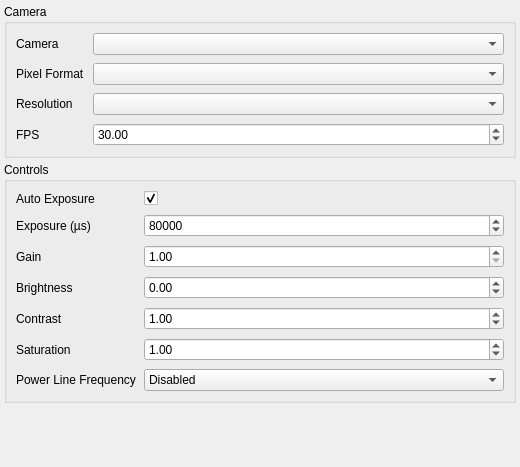
Before: the Qt Designer form modules/camera-lc/lcsettingsdialog.ui in syntalos/syntalos, drawn with Qt 5.
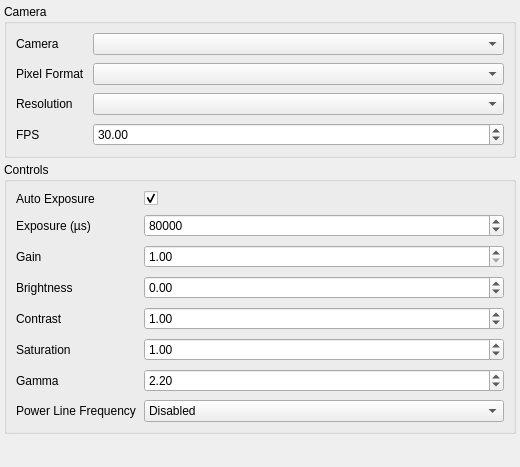
After: the same form once the commit is applied.

Commit message: camera-lc: Add gamma control

What changed in the file:
```diff
--- a/modules/camera-lc/lcsettingsdialog.ui
+++ b/modules/camera-lc/lcsettingsdialog.ui
@@ -272,13 +272,42 @@
        </widget>
       </item>
       <item row="6" column="0">
+       <widget class="QLabel" name="gammaLabel">
+        <property name="text">
+         <string>Gamma</string>
+        </property>
+       </widget>
+      </item>
+      <item row="6" column="1">
+       <widget class="QDoubleSpinBox" name="sbGamma">
+        <property name="toolTip">
+         <string>Camera gamma</string>
+        </property>
+        <property name="decimals">
+         <number>2</number>
+        </property>
+        <property name="minimum">
+         <double>0.010000000000000</double>
+        </property>
+        <property name="maximum">
+         <double>32.000000000000000</double>
+        </property>
+        <property name="singleStep">
+         <double>0.100000000000000</double>
+        </property>
+        <property name="value">
+         <double>2.200000000000000</double>
+        </property>
+       </widget>
+      </item>
+      <item row="7" column="0">
        <widget class="QLabel" name="powerLineLabel">
         <property name="text">
          <string>Power Line Frequency</string>
         </property>
        </widget>
       </item>
-      <item row="6" column="1">
+      <item row="7" column="1">
        <widget class="QComboBox" name="powerLineComboBox">
         <property name="toolTip">
          <string>Mains frequency used to suppress lighting flicker</string>
```
The commit also changes 5 other files.
